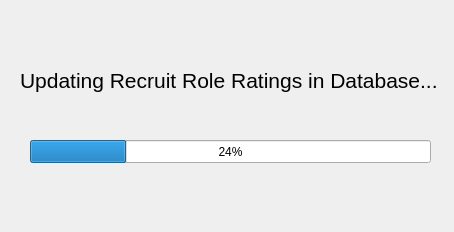
Old version of the form UI/role_ratings_update_db.ui in the repository ebzimny01/gd-recruit.
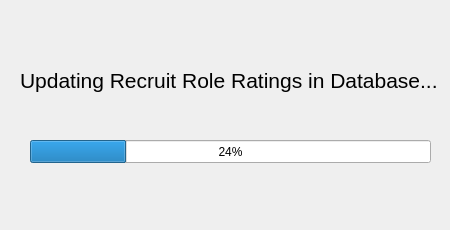
New version of the form.

What changed in the file:
```diff
--- a/UI/role_ratings_update_db.ui
+++ b/UI/role_ratings_update_db.ui
@@ -9,10 +9,28 @@
    <rect>
     <x>0</x>
     <y>0</y>
-    <width>454</width>
-    <height>232</height>
+    <width>450</width>
+    <height>230</height>
    </rect>
   </property>
+  <property name="sizePolicy">
+   <sizepolicy hsizetype="Fixed" vsizetype="Fixed">
+    <horstretch>0</horstretch>
+    <verstretch>0</verstretch>
+   </sizepolicy>
+  </property>
+  <property name="minimumSize">
+   <size>
+    <width>450</width>
+    <height>230</height>
+   </size>
+  </property>
+  <property name="maximumSize">
+   <size>
+    <width>450</width>
+    <height>230</height>
+   </size>
+  </property>
   <property name="windowTitle">
    <string>Role Ratings - Update Database</string>
   </property>
```
